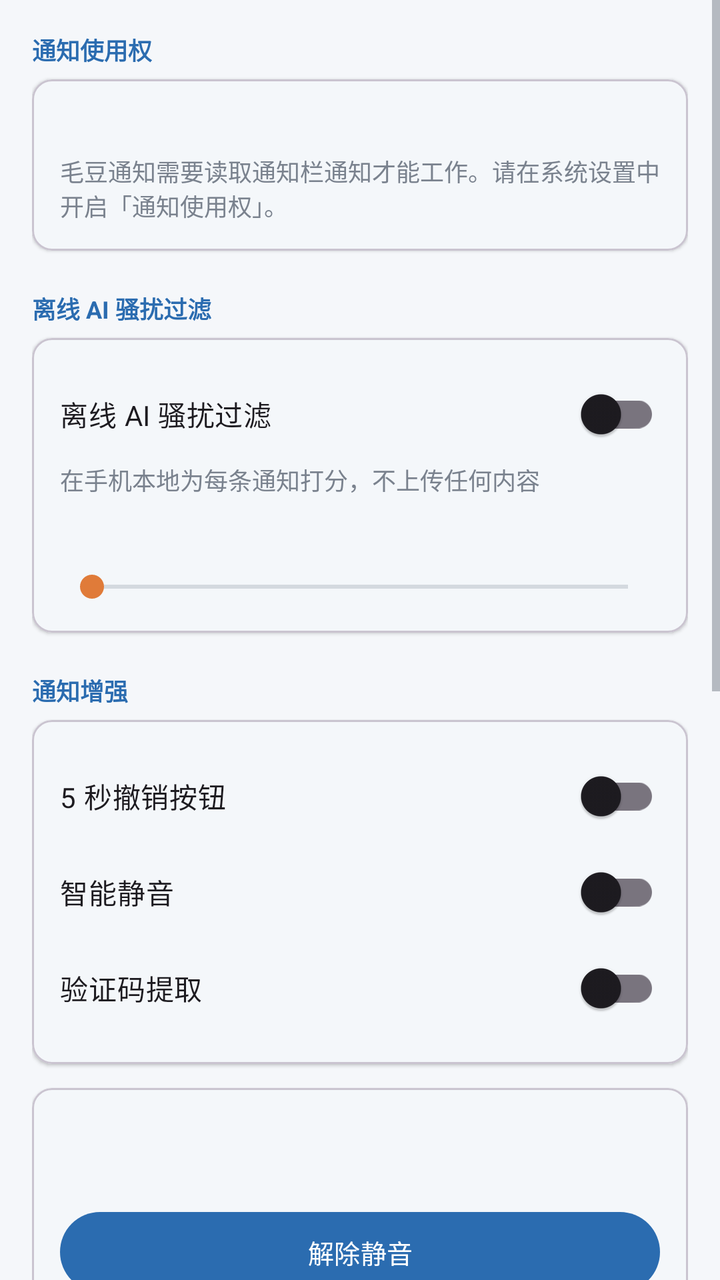
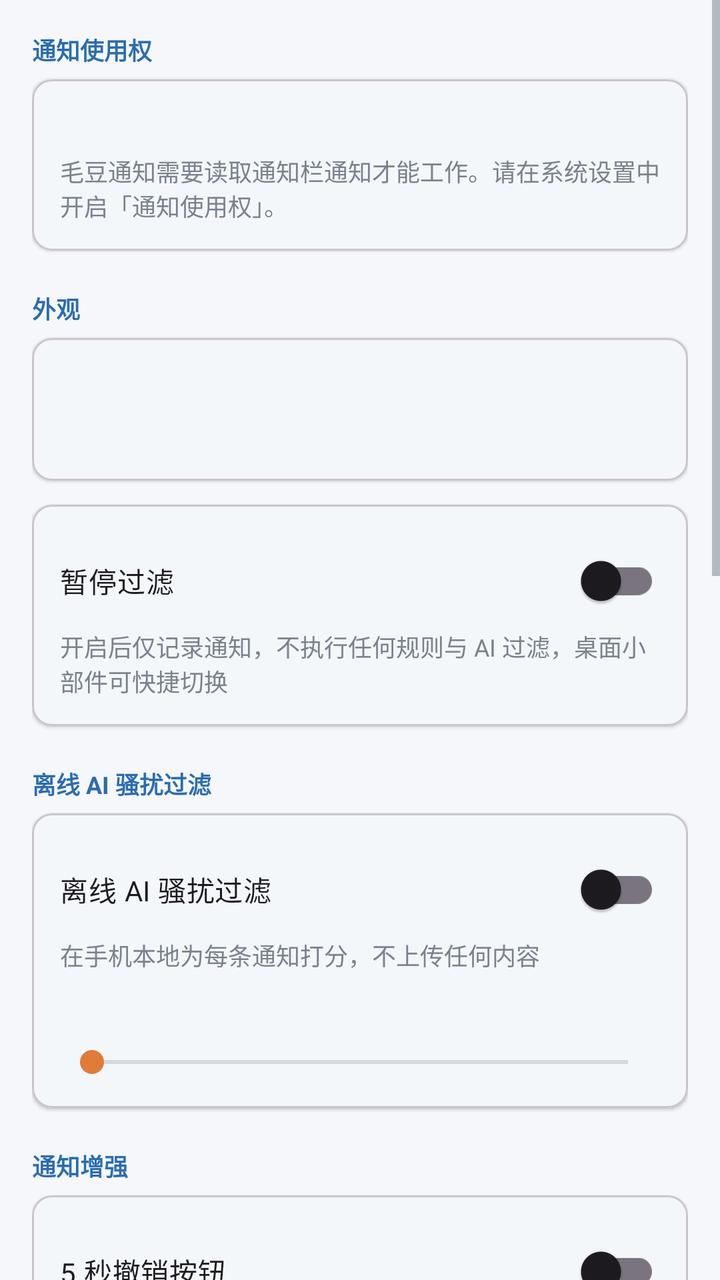

The first picture is an Android layout as it rendered before a commit; the second is the same layout after the commit. The layout source and the unified diff follow.
<!-- AndroidManifest.xml: application theme Theme.MaodouNotify -->
<!-- res/layout/fragment_settings.xml -->
<?xml version="1.0" encoding="utf-8"?>

<ScrollView xmlns:android="http://schemas.android.com/apk/res/android" xmlns:app="http://schemas.android.com/apk/res-auto"
    android:layout_width="match_parent" android:layout_height="match_parent"
    android:background="@color/background">
    <LinearLayout android:layout_width="match_parent" android:layout_height="wrap_content"
        android:orientation="vertical" android:padding="16dp">

        
        <TextView android:layout_width="wrap_content" android:layout_height="wrap_content" android:text="@string/settings_permission" android:textSize="12sp" android:textStyle="bold" android:textColor="@color/primary" android:layout_marginBottom="6dp" />
        <com.google.android.material.card.MaterialCardView
            android:id="@+id/card_permission" android:layout_width="match_parent" android:layout_height="wrap_content"
            
            app:cardCornerRadius="10dp" app:cardElevation="1dp" app:cardBackgroundColor="@color/surface"
            android:clickable="true" android:focusable="true" android:foreground="?attr/selectableItemBackground">
            <LinearLayout android:layout_width="match_parent" android:layout_height="wrap_content" android:orientation="vertical" android:padding="14dp">
                <TextView android:id="@+id/tv_permission" android:layout_width="match_parent" android:layout_height="wrap_content" android:textSize="14sp" android:textColor="@color/text_primary" />
                <TextView android:layout_width="match_parent" android:layout_height="wrap_content" android:layout_marginTop="4dp" android:text="@string/settings_permission_desc" android:textSize="12sp" android:textColor="@color/text_secondary" />
            </LinearLayout>
        </com.google.android.material.card.MaterialCardView>

        
        <TextView android:layout_width="wrap_content" android:layout_height="wrap_content" android:text="@string/settings_ai" android:textSize="12sp" android:textStyle="bold" android:textColor="@color/primary" android:layout_marginTop="20dp" android:layout_marginBottom="6dp" />
        <com.google.android.material.card.MaterialCardView
            android:layout_width="match_parent" android:layout_height="wrap_content"
            app:cardCornerRadius="10dp" app:cardElevation="1dp" app:cardBackgroundColor="@color/surface">
            <LinearLayout android:layout_width="match_parent" android:layout_height="wrap_content" android:orientation="vertical" android:padding="14dp">
                <com.google.android.material.switchmaterial.SwitchMaterial android:id="@+id/switch_ai" android:layout_width="match_parent" android:layout_height="wrap_content" android:text="@string/settings_ai" />
                <TextView android:layout_width="match_parent" android:layout_height="wrap_content" android:text="@string/settings_ai_desc" android:textSize="12sp" android:textColor="@color/text_secondary" />
                <TextView android:id="@+id/tv_threshold" android:layout_width="match_parent" android:layout_height="wrap_content" android:layout_marginTop="12dp" android:textSize="13sp" android:textColor="@color/text_primary" />
                <SeekBar android:id="@+id/seek_threshold" android:layout_width="match_parent" android:layout_height="wrap_content" android:layout_marginTop="6dp" android:max="100" />
            </LinearLayout>
        </com.google.android.material.card.MaterialCardView>

        
        <TextView android:layout_width="wrap_content" android:layout_height="wrap_content" android:text="@string/settings_enhance" android:textSize="12sp" android:textStyle="bold" android:textColor="@color/primary" android:layout_marginTop="20dp" android:layout_marginBottom="6dp" />
        <com.google.android.material.card.MaterialCardView
            android:layout_width="match_parent" android:layout_height="wrap_content"
            app:cardCornerRadius="10dp" app:cardElevation="1dp" app:cardBackgroundColor="@color/surface">
            <LinearLayout android:layout_width="match_parent" android:layout_height="wrap_content" android:orientation="vertical" android:padding="14dp">
                <com.google.android.material.switchmaterial.SwitchMaterial android:id="@+id/switch_undo" android:layout_width="match_parent" android:layout_height="wrap_content" android:text="@string/settings_undo" />
                <com.google.android.material.switchmaterial.SwitchMaterial android:id="@+id/switch_smartmute" android:layout_width="match_parent" android:layout_height="wrap_content" android:text="@string/settings_smart_mute" />
                <com.google.android.material.switchmaterial.SwitchMaterial android:id="@+id/switch_codecopy" android:layout_width="match_parent" android:layout_height="wrap_content" android:text="@string/settings_code_copy" />
            </LinearLayout>
        </com.google.android.material.card.MaterialCardView>

        
        <com.google.android.material.card.MaterialCardView
            android:layout_width="match_parent" android:layout_height="wrap_content" android:layout_marginTop="12dp"
            app:cardCornerRadius="10dp" app:cardElevation="1dp" app:cardBackgroundColor="@color/surface">
            <LinearLayout android:layout_width="match_parent" android:layout_height="wrap_content" android:orientation="vertical" android:padding="14dp">
                <TextView android:id="@+id/tv_mute_cfg" android:layout_width="match_parent" android:layout_height="wrap_content" android:textSize="13sp" android:textColor="@color/text_primary" />
                <TextView android:id="@+id/tv_mute_duration" android:layout_width="match_parent" android:layout_height="wrap_content" android:layout_marginTop="2dp" android:textSize="12sp" android:textColor="@color/text_secondary" />
                <Button android:id="@+id/btn_unmute" android:layout_width="match_parent" android:layout_height="wrap_content" android:layout_marginTop="8dp" android:text="@string/settings_unlock_now" android:textSize="13sp" />
            </LinearLayout>
        </com.google.android.material.card.MaterialCardView>

        
        <TextView android:layout_width="wrap_content" android:layout_height="wrap_content" android:text="@string/settings_privacy" android:textSize="12sp" android:textStyle="bold" android:textColor="@color/primary" android:layout_marginTop="20dp" android:layout_marginBottom="6dp" />
        <com.google.android.material.card.MaterialCardView
            android:layout_width="match_parent" android:layout_height="wrap_content"
            app:cardCornerRadius="10dp" app:cardElevation="1dp" app:cardBackgroundColor="@color/surface">
            <LinearLayout android:layout_width="match_parent" android:layout_height="wrap_content" android:orientation="vertical" android:padding="14dp">
                <TextView android:layout_width="match_parent" android:layout_height="wrap_content" android:text="@string/settings_encryption" android:textSize="13sp" android:textColor="@color/text_primary" />
                <TextView android:layout_width="match_parent" android:layout_height="wrap_content" android:text="@string/settings_encryption_on" android:textSize="12sp" android:textColor="@color/badge_kept_text" />
                <View android:layout_width="match_parent" android:layout_height="1dp" android:background="@color/divider" android:layout_marginTop="10dp" android:layout_marginBottom="10dp" />
                <Button android:id="@+id/btn_export" android:layout_width="match_parent" android:layout_height="wrap_content" android:text="@string/settings_export_csv" android:textSize="13sp" />
                <Button android:id="@+id/btn_exclude_apps" android:layout_width="match_parent" android:layout_height="wrap_content" android:layout_marginTop="6dp" android:text="@string/settings_exclude_apps" android:textSize="13sp" />
                <com.google.android.material.switchmaterial.SwitchMaterial android:id="@+id/switch_exclude_mode" android:layout_width="match_parent" android:layout_height="wrap_content" android:layout_marginTop="4dp" android:text="@string/settings_exclude_mode" />
                <Button android:id="@+id/btn_reset_model" android:layout_width="match_parent" android:layout_height="wrap_content" android:layout_marginTop="6dp" android:text="@string/settings_reset_model" android:textSize="13sp" />
                <com.google.android.material.switchmaterial.SwitchMaterial android:id="@+id/switch_app_lock" android:layout_width="match_parent" android:layout_height="wrap_content" android:layout_marginTop="4dp" android:text="@string/settings_app_lock" />
                <Button android:id="@+id/btn_clear" android:layout_width="match_parent" android:layout_height="wrap_content" android:text="@string/settings_clear_data" android:textSize="13sp" android:layout_marginTop="6dp" android:backgroundTint="@color/badge_filtered_text" />
            </LinearLayout>
        </com.google.android.material.card.MaterialCardView>

        <TextView android:layout_width="wrap_content" android:layout_height="wrap_content" android:text="@string/settings_about" android:textSize="12sp" android:textStyle="bold" android:textColor="@color/primary" android:layout_marginTop="20dp" android:layout_marginBottom="6dp" />
        <TextView android:layout_width="match_parent" android:layout_height="wrap_content" android:text="@string/settings_version" android:textSize="12sp" android:textColor="@color/text_secondary" />
    </LinearLayout>
</ScrollView>
<!-- resources referenced by this layout -->
<resources>
  <color name="background">#F5F7FA</color>
  <color name="badge_filtered_text">#C0392B</color>
  <color name="badge_kept_text">#2E7D32</color>
  <color name="divider">#E4E8EE</color>
  <color name="primary">#2B6CB0</color>
  <color name="surface">#FFFFFF</color>
  <color name="text_primary">#1F2329</color>
  <color name="text_secondary">#7A828E</color>
  <string name="settings_about">关于</string>
  <string name="settings_ai">离线 AI 骚扰过滤</string>
  <string name="settings_ai_desc">在手机本地为每条通知打分，不上传任何内容</string>
  <string name="settings_app_lock">应用锁</string>
  <string name="settings_clear_data">清空全部数据</string>
  <string name="settings_code_copy">验证码提取</string>
  <string name="settings_encryption">本地加密存储（AES-GCM / Keystore）</string>
  <string name="settings_encryption_on">已启用</string>
  <string name="settings_enhance">通知增强</string>
  <string name="settings_exclude_apps">排除应用</string>
  <string name="settings_exclude_mode">排除的应用仍记录历史</string>
  <string name="settings_export_csv">导出通知历史 (CSV)</string>
  <string name="settings_permission">通知使用权</string>
  <string name="settings_permission_desc">毛豆通知需要读取通知栏通知才能工作。请在系统设置中开启「通知使用权」。</string>
  <string name="settings_privacy">隐私与安全</string>
  <string name="settings_reset_model">重置 AI 模型</string>
  <string name="settings_smart_mute">智能静音</string>
  <string name="settings_undo">5 秒撤销按钮</string>
  <string name="settings_unlock_now">解除静音</string>
  <string name="settings_version">版本 1.1.0 · 数据仅存本机</string>
  <style name="Theme.MaodouNotify" parent="Theme.Material3.Light.NoActionBar">
          <item name="colorPrimary">@color/primary</item>
          <item name="colorOnPrimary">@color/surface</item>
          <item name="colorPrimaryContainer">@color/primary_light</item>
          <item name="colorOnPrimaryContainer">@color/primary_dark</item>
          <item name="colorSecondary">@color/accent</item>
          <item name="android:colorBackground">@color/background</item>
          <item name="colorSurface">@color/surface</item>
          <item name="android:textColorPrimary">@color/text_primary</item>
          <item name="android:textColorSecondary">@color/text_secondary</item>
          <item name="android:windowLightStatusBar" tools:targetApi="m">true</item>
      </style>
  <color name="primary_light">#D6E6F7</color>
  <color name="primary_dark">#1A3A6B</color>
  <color name="accent">#E07B39</color>
</resources>

<!-- the commit's change to res/layout/fragment_settings.xml (unified diff, before → after) -->
@@ -16,6 +16,27 @@
             <LinearLayout android:layout_width="match_parent" android:layout_height="wrap_content" android:orientation="vertical" android:padding="14dp">
                 <TextView android:id="@+id/tv_permission" android:layout_width="match_parent" android:layout_height="wrap_content" android:textSize="14sp" android:textColor="@color/text_primary" />
                 <TextView android:layout_width="match_parent" android:layout_height="wrap_content" android:layout_marginTop="4dp" android:text="@string/settings_permission_desc" android:textSize="12sp" android:textColor="@color/text_secondary" />
+            </LinearLayout>
+        </com.google.android.material.card.MaterialCardView>
+
+        
+        <TextView android:layout_width="wrap_content" android:layout_height="wrap_content" android:text="@string/settings_appearance" android:textSize="12sp" android:textStyle="bold" android:textColor="@color/primary" android:layout_marginTop="20dp" android:layout_marginBottom="6dp" />
+        <com.google.android.material.card.MaterialCardView
+            android:layout_width="match_parent" android:layout_height="wrap_content"
+            app:cardCornerRadius="10dp" app:cardElevation="1dp" app:cardBackgroundColor="@color/surface">
+            <LinearLayout android:layout_width="match_parent" android:layout_height="wrap_content" android:orientation="vertical" android:padding="14dp">
+                <TextView android:id="@+id/tv_theme_mode" android:layout_width="match_parent" android:layout_height="wrap_content" android:textSize="13sp" android:textColor="@color/text_primary" />
+                <TextView android:id="@+id/tv_theme_color" android:layout_width="match_parent" android:layout_height="wrap_content" android:layout_marginTop="8dp" android:textSize="13sp" android:textColor="@color/text_primary" />
+            </LinearLayout>
+        </com.google.android.material.card.MaterialCardView>
+
+        
+        <com.google.android.material.card.MaterialCardView
+            android:layout_width="match_parent" android:layout_height="wrap_content" android:layout_marginTop="12dp"
+            app:cardCornerRadius="10dp" app:cardElevation="1dp" app:cardBackgroundColor="@color/surface">
+            <LinearLayout android:layout_width="match_parent" android:layout_height="wrap_content" android:orientation="vertical" android:padding="14dp">
+                <com.google.android.material.switchmaterial.SwitchMaterial android:id="@+id/switch_filter_paused" android:layout_width="match_parent" android:layout_height="wrap_content" android:text="@string/settings_filter_paused" />
+                <TextView android:layout_width="match_parent" android:layout_height="wrap_content" android:text="@string/settings_filter_paused_desc" android:textSize="12sp" android:textColor="@color/text_secondary" />
             </LinearLayout>
         </com.google.android.material.card.MaterialCardView>
 
<!-- resource entries referenced after the edit -->
@@ -12,6 +12,7 @@
   <string name="settings_ai">离线 AI 骚扰过滤</string>
   <string name="settings_ai_desc">在手机本地为每条通知打分，不上传任何内容</string>
   <string name="settings_app_lock">应用锁</string>
+  <string name="settings_appearance">外观</string>
   <string name="settings_clear_data">清空全部数据</string>
   <string name="settings_code_copy">验证码提取</string>
   <string name="settings_encryption">本地加密存储（AES-GCM / Keystore）</string>
@@ -20,6 +21,8 @@
   <string name="settings_exclude_apps">排除应用</string>
   <string name="settings_exclude_mode">排除的应用仍记录历史</string>
   <string name="settings_export_csv">导出通知历史 (CSV)</string>
+  <string name="settings_filter_paused">暂停过滤</string>
+  <string name="settings_filter_paused_desc">开启后仅记录通知，不执行任何规则与 AI 过滤，桌面小部件可快捷切换</string>
   <string name="settings_permission">通知使用权</string>
   <string name="settings_permission_desc">毛豆通知需要读取通知栏通知才能工作。请在系统设置中开启「通知使用权」。</string>
   <string name="settings_privacy">隐私与安全</string>
@@ -27,7 +30,7 @@
   <string name="settings_smart_mute">智能静音</string>
   <string name="settings_undo">5 秒撤销按钮</string>
   <string name="settings_unlock_now">解除静音</string>
-  <string name="settings_version">版本 1.1.0 · 数据仅存本机</string>
+  <string name="settings_version">版本 1.2.0 · 数据仅存本机</string>
   <style name="Theme.MaodouNotify" parent="Theme.Material3.Light.NoActionBar">
           <item name="colorPrimary">@color/primary</item>
           <item name="colorOnPrimary">@color/surface</item>
